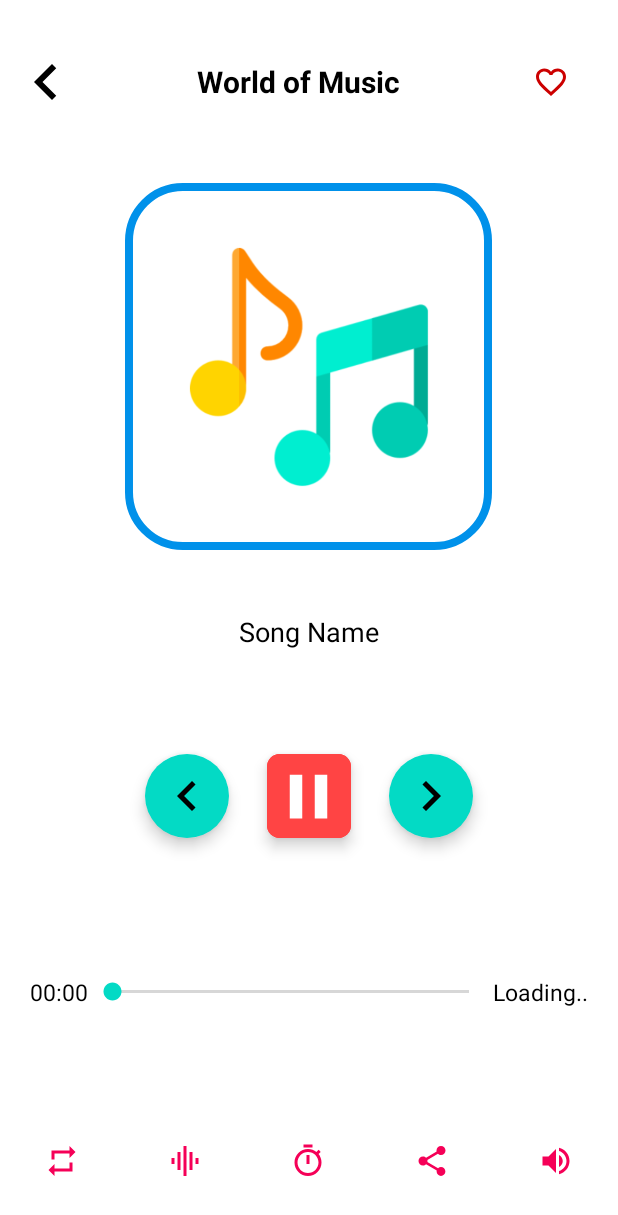
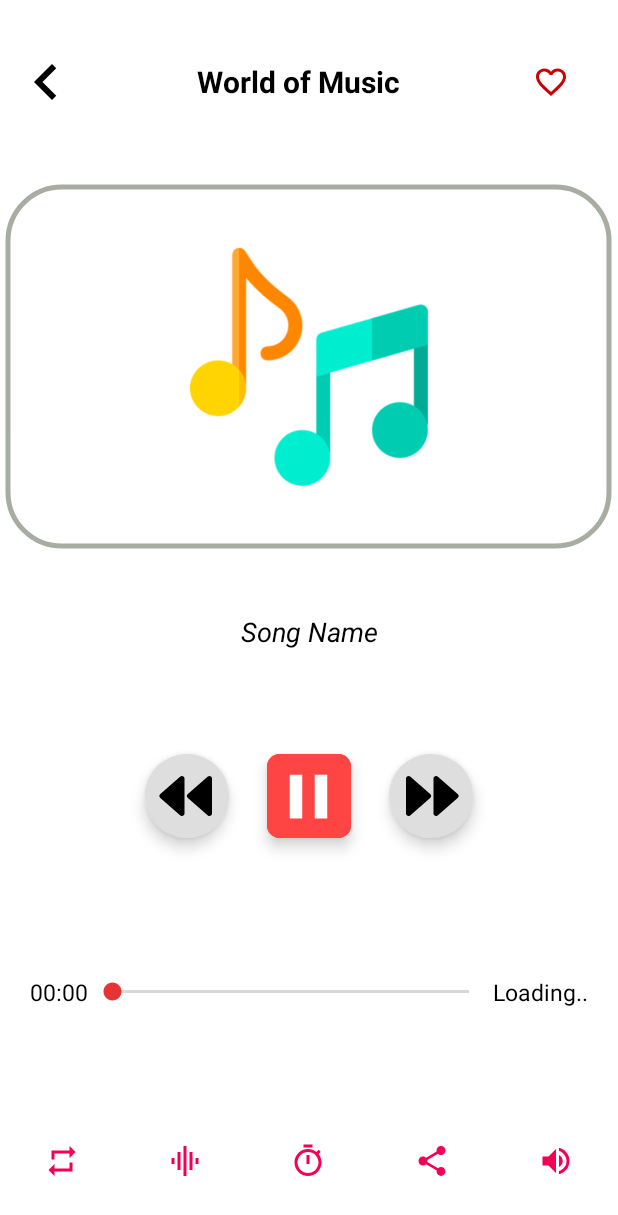
Before and after one commit to Artiana01/Music-Player, an Android app: the PlayerActivity screen opened directly, with no data from a screen before it, on a phone screen of 412 x 824 dp. Shown: the top 1215 px of the screen. Run offline under Robolectric (Android 15) with nearby library versions, the phone set to English and light mode, and no system bars.

Commit message:
update design

```diff
--- /dev/null
+++ b/app/src/main/res/drawable/first_page_24dp_e3e3e3_fill0_wght400_grad0_opsz24.xml
@@ -0,0 +1,9 @@
+<vector xmlns:android="http://schemas.android.com/apk/res/android"
+    android:width="24dp"
+    android:height="24dp"
+    android:viewportWidth="960"
+    android:viewportHeight="960">
+  <path
+      android:pathData="M240,720v-480h80v480h-80ZM680,720L440,480l240,-240 56,56 -184,184 184,184 -56,56Z"
+      android:fillColor="#e3e3e3"/>
+</vector>
--- a/app/src/main/res/drawable/next_icon.xml
+++ b/app/src/main/res/drawable/next_icon.xml
@@ -3,9 +3,10 @@
     android:height="30dp"
     android:viewportWidth="24"
     android:viewportHeight="24"
-    android:tint="?attr/colorControlNormal"
+    android:tint="#a8ada2"
     android:autoMirrored="true">
   <path
       android:fillColor="@android:color/white"
       android:pathData="M10,6L8.59,7.41 13.17,12l-4.58,4.59L10,18l6,-6z"/>
+
 </vector>
--- /dev/null
+++ b/app/src/main/res/drawable/player_track_next.xml
@@ -0,0 +1,12 @@
+<vector xmlns:android="http://schemas.android.com/apk/res/android"
+    android:width="24dp"
+    android:height="24dp"
+    android:viewportWidth="24"
+    android:viewportHeight="24">
+  <path
+      android:pathData="M2,5v14c0,0.86 1.012,1.318 1.659,0.753l8,-7a1,1 0,0 0,0 -1.506l-8,-7c-0.647,-0.565 -1.659,-0.106 -1.659,0.753z"
+      android:fillColor="#a8ada2"/>
+  <path
+      android:pathData="M13,5v14c0,0.86 1.012,1.318 1.659,0.753l8,-7a1,1 0,0 0,0 -1.506l-8,-7c-0.647,-0.565 -1.659,-0.106 -1.659,0.753z"
+      android:fillColor="#a8ada2"/>
+</vector>
--- /dev/null
+++ b/app/src/main/res/drawable/player_track_prev.xml
@@ -0,0 +1,12 @@
+<vector xmlns:android="http://schemas.android.com/apk/res/android"
+    android:width="24dp"
+    android:height="24dp"
+    android:viewportWidth="24"
+    android:viewportHeight="24">
+  <path
+      android:pathData="M20.341,4.247l-8,7a1,1 0,0 0,0 1.506l8,7c0.647,0.565 1.659,0.106 1.659,-0.753v-14c0,-0.86 -1.012,-1.318 -1.659,-0.753z"
+      android:fillColor="#a8ada2"/>
+  <path
+      android:pathData="M9.341,4.247l-8,7a1,1 0,0 0,0 1.506l8,7c0.647,0.565 1.659,0.106 1.659,-0.753v-14c0,-0.86 -1.012,-1.318 -1.659,-0.753z"
+      android:fillColor="#a8ada2"/>
+</vector>
--- a/app/src/main/res/layout/activity_player.xml
+++ b/app/src/main/res/layout/activity_player.xml
@@ -54,14 +54,14 @@
 <!--    Current Song Image-->
     <com.google.android.material.imageview.ShapeableImageView
         android:id="@+id/songImgPA"
-        android:layout_width="250dp"
+        android:layout_width="411dp"
         android:layout_height="250dp"
         android:layout_margin="10dp"
         android:padding="5dp"
         android:src="@drawable/music_player_icon_slash_screen"
         app:shapeAppearanceOverlay="@style/curved"
-        app:strokeColor="@color/cool_blue"
-        app:strokeWidth="5dp"/>
+        app:strokeColor="#a8ada2"
+        app:strokeWidth="3dp" />
 
 <!--    Current Song Name-->
     <TextView
@@ -71,51 +71,56 @@
         android:layout_marginHorizontal="20dp"
         android:text="@string/song_name"
         android:textSize="18sp"
+        android:textStyle="italic"
         android:textColor="?colorOnPrimary"
         android:gravity="center"
         android:layout_weight="1"
         android:textIsSelectable="true" />
 
 <!--    Floating Buttons for Previous, Pause & Next-->
+
+    <!--    Seekbar & TextViews for it-->
+
     <LinearLayout
         android:layout_width="match_parent"
         android:layout_height="wrap_content"
-        android:orientation="horizontal"
         android:layout_margin="10dp"
-         android:gravity="center"
-        android:layout_weight="1">
+        android:layout_weight="1"
+        android:gravity="center"
+        android:orientation="horizontal">
 
-<!--        Previous Button-->
+        <!--        Previous Button-->
         <com.google.android.material.floatingactionbutton.ExtendedFloatingActionButton
             android:id="@+id/previousBtnPA"
             android:layout_width="wrap_content"
             android:layout_height="wrap_content"
-            app:icon="@drawable/previous_icon"
-            app:iconSize="40dp"/>
+            android:backgroundTint="@color/grayish"
+            app:icon="@drawable/player_track_prev"
+            app:iconSize="40dp" />
 
-<!--        Play & Pause Button-->
+        <!--        Play & Pause Button-->
         <com.google.android.material.floatingactionbutton.ExtendedFloatingActionButton
             android:id="@+id/playPauseBtnPA"
             android:layout_width="wrap_content"
             android:layout_height="wrap_content"
+            android:layout_marginHorizontal="25dp"
+            android:backgroundTint="@android:color/holo_red_light"
             app:icon="@drawable/pause_icon"
             app:iconSize="50dp"
-            android:layout_marginHorizontal="25dp"
-            app:shapeAppearanceOverlay="@style/curved"
-            android:backgroundTint="@android:color/holo_red_light"
-            app:iconTint="@color/white"/>
+            app:iconTint="@color/white"
+            app:shapeAppearanceOverlay="@style/curved" />
 
-<!--        Next Button-->
+        <!--        Next Button-->
         <com.google.android.material.floatingactionbutton.ExtendedFloatingActionButton
             android:id="@+id/nextBtnPA"
             android:layout_width="wrap_content"
             android:layout_height="wrap_content"
-            app:icon="@drawable/next_icon"
-            app:iconSize="40dp"/>
+            android:backgroundTint="@color/grayish"
+            app:icon="@drawable/player_track_next"
+            app:iconSize="40dp" />
 
     </LinearLayout>
 
-<!--    Seekbar & TextViews for it-->
     <LinearLayout
         android:layout_width="match_parent"
         android:layout_height="25dp"
--- a/app/src/main/res/values/colors.xml
+++ b/app/src/main/res/values/colors.xml
@@ -1,9 +1,9 @@
 <?xml version="1.0" encoding="utf-8"?>
 <resources>
     <color name="purple_200">#FFBB86FC</color>
-    <color name="purple_500">#FF6200EE</color>
+    <color name="purple_500">#dedede</color>
     <color name="purple_700">#FF3700B3</color>
-    <color name="teal_200">#FF03DAC5</color>
+    <color name="teal_200">#E73333</color>
     <color name="teal_700">#FF018786</color>
     <color name="black">#FF000000</color>
     <color name="white">#FFFFFFFF</color>
@@ -13,4 +13,6 @@
     <color name="cool_green">#64DD17</color>
     <color name="cool_pink">#F50057</color>
     <color name="yellow">#FFD600</color>
+    <color name="grayish">  #dedede</color>
+
 </resources>
```
